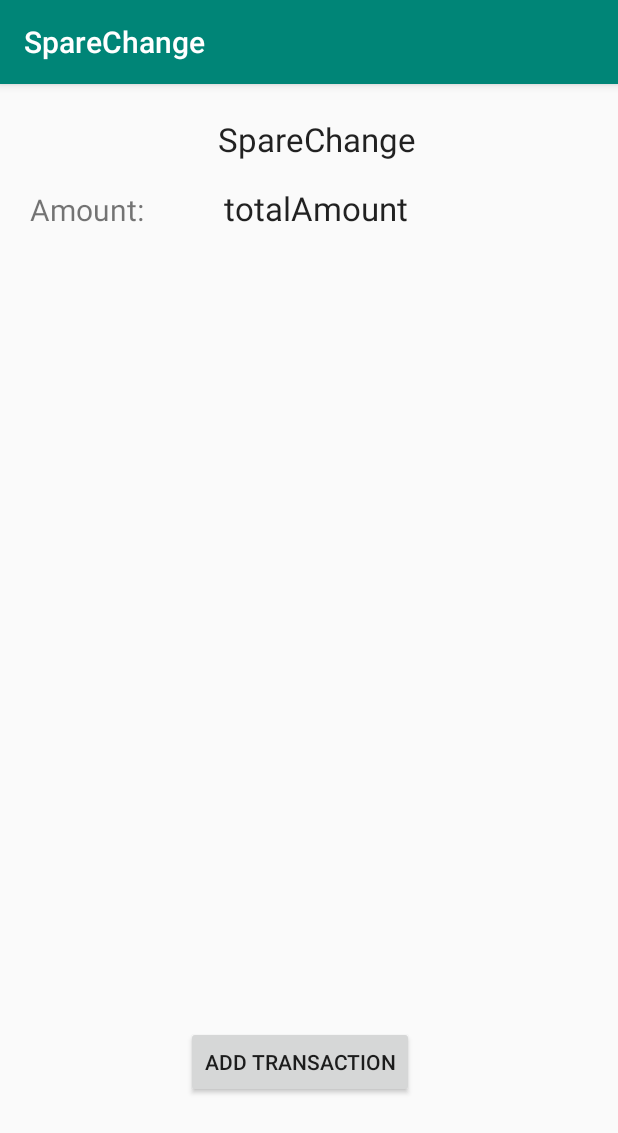
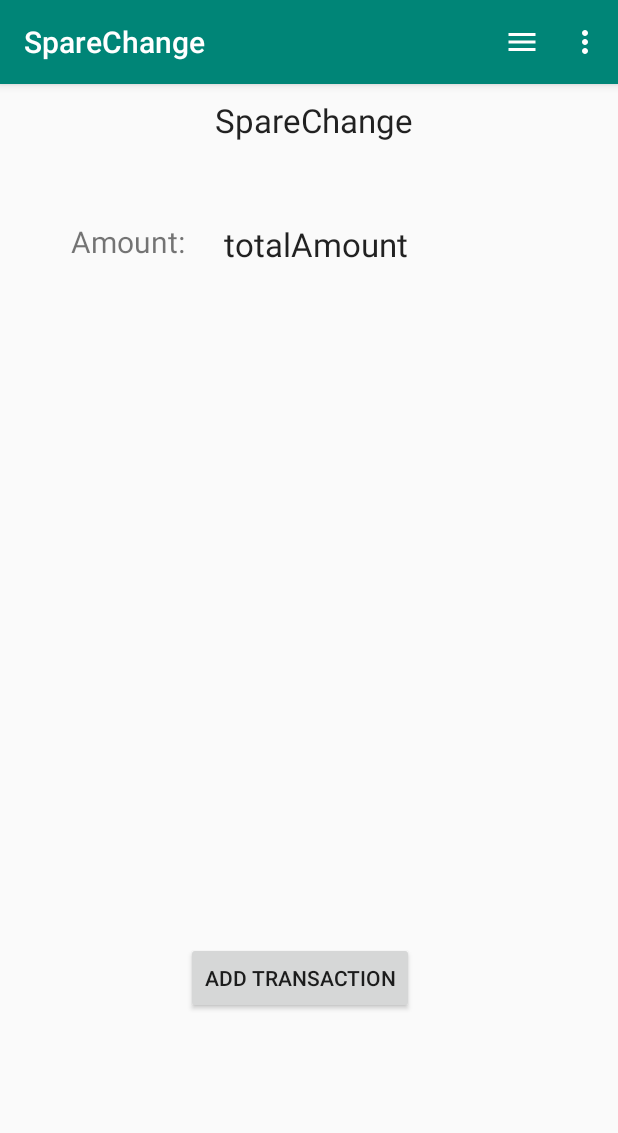
Before and after one commit to Nicolas-Sy/MOBAPDE-MP, an Android app: the screen it shows after launch (MainActivity), on a phone screen of 412 x 824 dp. Shown: the top 1133 px of the screen. Run offline under Robolectric (Android 15) with nearby library versions, the phone set to English and light mode, and no system bars; our stand-ins replace Firebase (no records; nobody signed in at launch, a user with empty details on screens opened directly).

Commit message:
Added Category Activity and changes in MainActivity, Also added an action bar

```diff
--- a/app/src/main/AndroidManifest.xml
+++ b/app/src/main/AndroidManifest.xml
@@ -9,7 +9,8 @@
         android:roundIcon="@mipmap/ic_launcher_round"
         android:supportsRtl="true"
         android:theme="@style/AppTheme">
-        <activity android:name=".addTransaction"></activity>
+        <activity android:name=".CategoryActivity"></activity>
+        <activity android:name=".addTransaction" />
         <activity android:name=".MainActivity">
             <intent-filter>
                 <action android:name="android.intent.action.MAIN" />
--- a/app/src/main/java/com/example/sparechange/MainActivity.java
+++ b/app/src/main/java/com/example/sparechange/MainActivity.java
@@ -2,14 +2,20 @@
 
 import androidx.annotation.NonNull;
 import androidx.appcompat.app.AppCompatActivity;
+import androidx.appcompat.widget.Toolbar;
 
 import android.content.Intent;
 import android.os.Bundle;
+import android.view.Menu;
+import android.view.MenuInflater;
+import android.view.MenuItem;
 import android.view.View;
 import android.widget.AdapterView;
 import android.widget.Button;
 import android.widget.ListView;
 import android.widget.TextView;
+import android.widget.Toast;
+
 
 import com.example.sparechange.Model.Transaction;
 import com.example.sparechange.Model.User;
@@ -40,7 +46,8 @@
         addTransacBtn = findViewById(R.id.addTransacBtn);
         listViewTransactions = findViewById(R.id.listViewPosts);
         totalAmount = findViewById(R.id.totalAmount);
-
+        Toolbar toolbar = findViewById(R.id.toolbar);
+        setSupportActionBar(toolbar);
         transactions = new ArrayList<>();
 
         listViewTransactions.setOnItemClickListener(new AdapterView.OnItemClickListener() {
@@ -50,6 +57,29 @@
 
             }
         });
+
+    }
+
+    @Override
+    public boolean onCreateOptionsMenu(Menu menu) {
+        MenuInflater inflater = getMenuInflater();
+        inflater.inflate(R.menu.example_menu, menu);
+        return true;
+
+    }
+
+    @Override
+    public boolean onOptionsItemSelected(@NonNull MenuItem item) {
+        switch(item.getItemId()){
+            case R.id.item1:
+                Toast.makeText(this,"Item 1 Selected", Toast.LENGTH_SHORT).show();
+                return true;
+            case R.id.item2:
+                Toast.makeText(this,"Item 2Selected", Toast.LENGTH_SHORT).show();
+                return true;
+            default:
+                return super.onOptionsItemSelected(item);
+        }
 
     }
 
--- /dev/null
+++ b/app/src/main/res/drawable/ic_icon.xml
@@ -0,0 +1,9 @@
+<vector xmlns:android="http://schemas.android.com/apk/res/android"
+        android:width="24dp"
+        android:height="24dp"
+        android:viewportWidth="24.0"
+        android:viewportHeight="24.0">
+    <path
+        android:fillColor="#FFF"
+        android:pathData="M3,18h18v-2L3,16v2zM3,13h18v-2L3,11v2zM3,6v2h18L21,6L3,6z"/>
+</vector>
--- a/app/src/main/res/layout/activity_main.xml
+++ b/app/src/main/res/layout/activity_main.xml
@@ -6,13 +6,21 @@
     android:layout_height="match_parent"
     tools:context=".MainActivity">
 
+    <include
+        android:id = "@+id/toolbar"
+        layout="@layout/toolbar"
+        />
+
     <TextView
         android:id="@+id/textViewSort"
         android:layout_width="wrap_content"
         android:layout_height="wrap_content"
-        android:layout_marginStart="20dp"
-        android:layout_marginLeft="20dp"
-        android:layout_marginTop="70dp"
+        android:layout_alignParentStart="true"
+        android:layout_alignParentLeft="true"
+        android:layout_alignParentTop="true"
+        android:layout_marginStart="47dp"
+        android:layout_marginLeft="47dp"
+        android:layout_marginTop="147dp"
         android:text="Amount:"
         android:textSize="20dp" />
 
@@ -44,14 +52,14 @@
     <TextView
         android:id="@+id/textView"
         android:layout_width="wrap_content"
-        android:layout_centerHorizontal="true"
         android:layout_height="wrap_content"
         android:layout_alignParentStart="true"
         android:layout_alignParentLeft="true"
         android:layout_alignParentTop="true"
-        android:layout_marginStart="145dp"
-        android:layout_marginLeft="145dp"
-        android:layout_marginTop="22dp"
+        android:layout_centerHorizontal="true"
+        android:layout_marginStart="143dp"
+        android:layout_marginLeft="143dp"
+        android:layout_marginTop="65dp"
         android:text="SpareChange"
         android:textAppearance="@style/Base.TextAppearance.AppCompat.Large" />
 
@@ -65,7 +73,7 @@
         android:layout_centerHorizontal="true"
         android:layout_marginStart="149dp"
         android:layout_marginLeft="149dp"
-        android:layout_marginTop="68dp"
+        android:layout_marginTop="148dp"
         android:text="totalAmount"
         android:textAppearance="@style/Base.TextAppearance.AppCompat.Large" />
 
--- /dev/null
+++ b/app/src/main/res/layout/toolbar.xml
@@ -0,0 +1,9 @@
+<?xml version="1.0" encoding="utf-8"?>
+<androidx.appcompat.widget.Toolbar xmlns:android="http://schemas.android.com/apk/res/android"
+    android:layout_width="match_parent"
+    android:layout_height="wrap_content"
+    android:background="@color/colorPrimary"
+    android:elevation="4dp"
+    android:theme="@style/ThemeOverlay.AppCompat.Dark.ActionBar">
+
+</androidx.appcompat.widget.Toolbar>
--- /dev/null
+++ b/app/src/main/res/menu/example_menu.xml
@@ -0,0 +1,13 @@
+<?xml version="1.0" encoding="utf-8"?>
+<menu xmlns:android="http://schemas.android.com/apk/res/android"
+    xmlns:app="http://schemas.android.com/apk/res-auto">
+
+    <item android:id = "@+id/item1"
+        android:icon="@drawable/ic_icon"
+        android:title ="Item 1"
+        app:showAsAction="ifRoom"/>
+
+    <item android:id = "@+id/item2"
+        android:title ="Item 2"
+        app:showAsAction="never"/>
+</menu>
--- a/app/src/main/res/values/styles.xml
+++ b/app/src/main/res/values/styles.xml
@@ -1,7 +1,7 @@
 <resources>
 
     <!-- Base application theme. -->
-    <style name="AppTheme" parent="Theme.AppCompat.Light.DarkActionBar">
+    <style name="AppTheme" parent="Theme.AppCompat.Light.NoActionBar">
         <!-- Customize your theme here. -->
         <item name="colorPrimary">@color/colorPrimary</item>
         <item name="colorPrimaryDark">@color/colorPrimaryDark</item>
```
Also changed, not shown: app/src/main/java/com/example/sparechange/CategoryActivity.java (added, +51 -0 lines), app/src/main/res/drawable/ic_arrow_back.xml (added, +9 -0 lines), app/src/main/res/layout/activity_category.xml (added, +92 -0 lines), app/src/main/res/menu/category_type.xml (added, +15 -0 lines).
